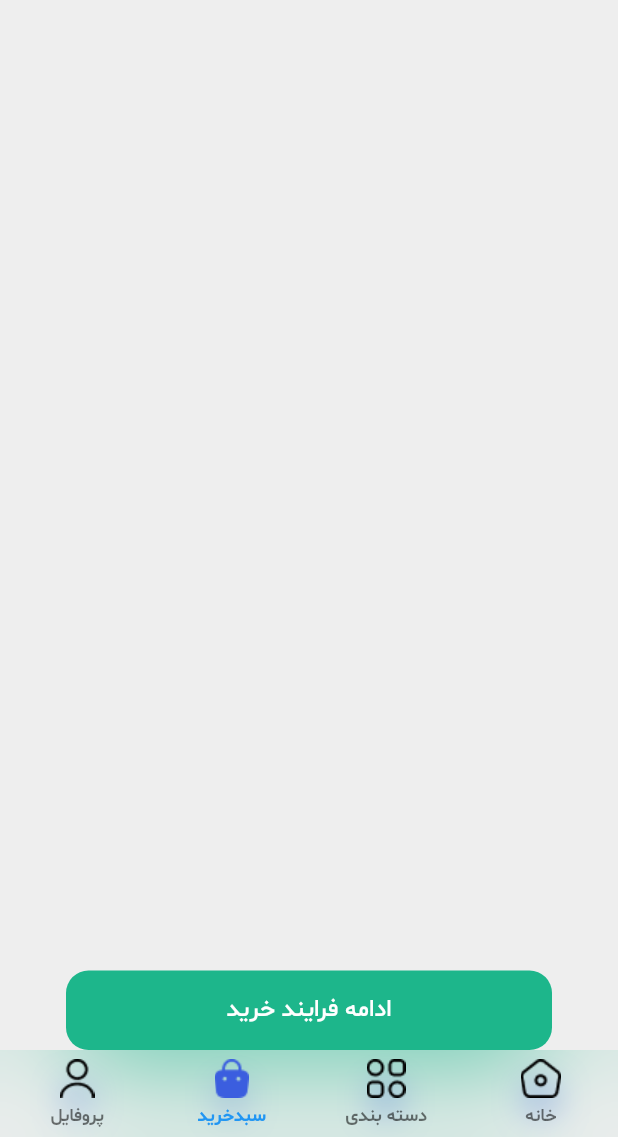
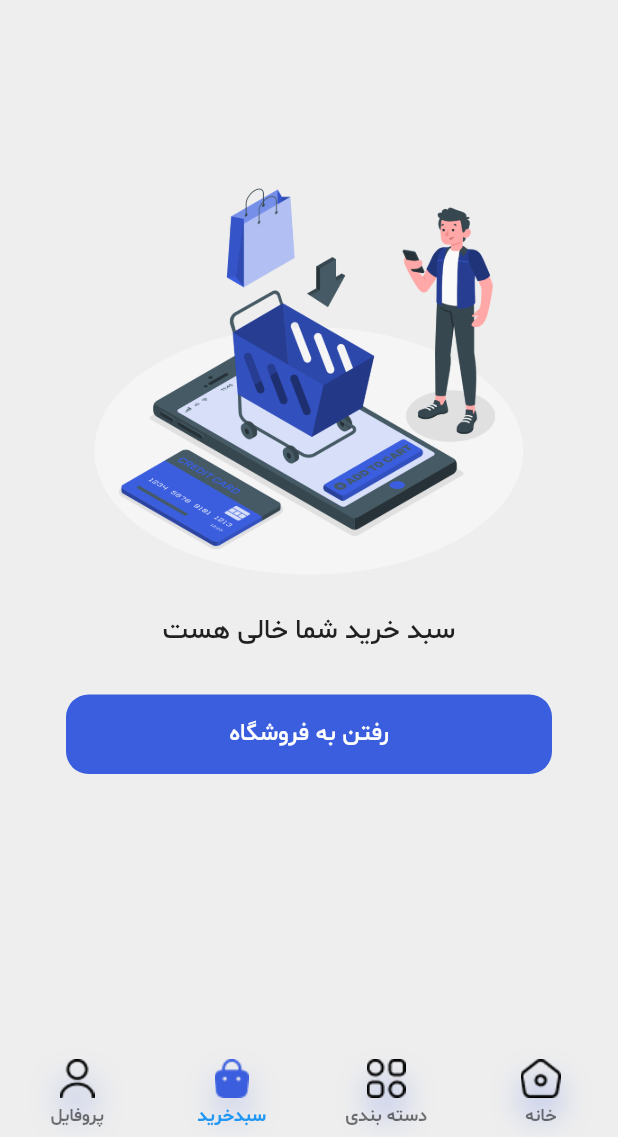
Before and after one commit to alirezashahabb/appleshop, a Flutter app: the screen it shows after launch, item 2 of the bottom bar chosen, on a phone screen of 412 x 824 dp, the part 99-1236 px from its top. Run offline on Flutter 3.47's test engine with Material 2 defaults, Android fonts, the phone set to English and light mode, and no system bars; our stand-ins replace bloc, cached_network_image, dartz, dio, dotted_line, equatable and 6 more; accounts and stored records are empty; network calls fail.

Commit message:
add empty cart

```diff
--- a/lib/bloc/Cart/cart_bloc.dart
+++ b/lib/bloc/Cart/cart_bloc.dart
@@ -13,7 +13,10 @@ class CartBloc extends Bloc<CartEvent, CartState> {
   CartBloc() : super(CartInitial()) {
     on<CartRequestDataEvent>((event, emit) async {
       var repsonce = await _basketrepositroy.getAllBasketItem();
-      emit(CartFeatchHiveState(repsonce));
+      var finalPrice = await _basketrepositroy.getBasketFinalPrice();
+      emit(
+        CartFeatchHiveState(repsonce, finalPrice),
+      );
     });
   }
 }
--- a/lib/bloc/Cart/cart_state.dart
+++ b/lib/bloc/Cart/cart_state.dart
@@ -8,6 +8,7 @@ class CartInitial extends CartState {}
 
 class CartFeatchHiveState extends CartState {
   final Either<String, List<BasketItem>> basketItems;
+  final int finalBasketPrice;
 
-  const CartFeatchHiveState(this.basketItems);
+  const CartFeatchHiveState(this.basketItems, this.finalBasketPrice);
 }
--- a/lib/data/datasource/basket_item_dataSource.dart
+++ b/lib/data/datasource/basket_item_dataSource.dart
@@ -4,6 +4,7 @@ import 'package:hive_flutter/hive_flutter.dart';
 abstract class IBasketDataSorce {
   Future<void> addProduct(BasketItem addItem);
   Future<List<BasketItem>> addBasket();
+  Future<int> getBasketFinalPrice();
 }
 
 class BaskteILocalDataSorce extends IBasketDataSorce {
@@ -18,4 +19,12 @@ class BaskteILocalDataSorce extends IBasketDataSorce {
   Future<List<BasketItem>> addBasket() async {
     return box.values.toList();
   }
+
+  @override
+  Future<int> getBasketFinalPrice() async {
+    var price = box.values.toList();
+    var finalPrice = price.fold(
+        0, (previousValue, element) => previousValue + element.realPrice!);
+    return finalPrice;
+  }
 }
--- a/lib/data/repositroy/basket_item_repository.dart
+++ b/lib/data/repositroy/basket_item_repository.dart
@@ -7,6 +7,7 @@ import 'package:dartz/dartz.dart';
 abstract class IBasketRepository {
   Future<Either<String, String>> addProductToBasket(BasketItem basketItem);
   Future<Either<String, List<BasketItem>>> getAllBasketItem();
+  Future<int> getBasketFinalPrice();
 }
 
 class BasketRepository extends IBasketRepository {
@@ -31,4 +32,9 @@ class BasketRepository extends IBasketRepository {
       return Left(e.message ?? 'خطا نا مشخص');
     }
   }
+
+  @override
+  Future<int> getBasketFinalPrice() async {
+    return basketDataSorce.getBasketFinalPrice();
+  }
 }
--- a/lib/screens/cart_screen.dart
+++ b/lib/screens/cart_screen.dart
@@ -3,6 +3,7 @@ import 'package:appleshop1/common/cached_image_network.dart';
 import 'package:appleshop1/common/color.dart';
 import 'package:appleshop1/common/extions_string.dart';
 import 'package:appleshop1/data/model/cart_item.dart';
+import 'package:appleshop1/screens/root_screens.dart';
 import 'package:dotted_line/dotted_line.dart';
 import 'package:flutter/material.dart';
 import 'package:flutter_bloc/flutter_bloc.dart';
@@ -72,24 +73,79 @@ class CartScreen extends StatelessWidget {
                   )
                 ],
               ),
-              Container(
+              if (state is CartFeatchHiveState) ...{
+                state.finalBasketPrice == 0
+                    ? Column(
+                        mainAxisAlignment: MainAxisAlignment.center,
+                        children: [
+                          Image.asset(
+                            'assets/images/Add.png',
+                            width: 300,
+                            height: 300,
+                          ),
+                          const SizedBox(
+                            height: 10,
+                          ),
+                          const Text(
+                            'سبد خرید شما خالی هست',
+                            style: TextStyle(
+                              fontFamily: 'Sm',
+                              fontSize: 18,
+                            ),
+                          ),
+                          const SizedBox(
+                            height: 10,
+                          ),
+                          GestureDetector(
+                            onTap: () {
+                              Navigator.of(context).push(
+                                MaterialPageRoute(
+                                  builder: (context) => const RootScreens(),
+                                ),
+                              );
+                            },
+                            child: Container(
                               alignment: Alignment.center,
-                margin: const EdgeInsets.symmetric(horizontal: 44),
+                              margin: const EdgeInsets.symmetric(
+                                  horizontal: 44, vertical: 20),
+                              height: 53,
+                              width: MediaQuery.of(context).size.width,
+                              decoration: BoxDecoration(
+                                color: CustomColors.mainColor,
+                                borderRadius: BorderRadius.circular(15),
+                              ),
+                              child: const Text(
+                                'رفتن به فروشگاه',
+                                style: TextStyle(
+                                  fontFamily: 'Sm',
+                                  fontSize: 16,
+                                  color: Colors.white,
+                                ),
+                              ),
+                            ),
+                          )
+                        ],
+                      )
+                    : Container(
+                        alignment: Alignment.center,
+                        margin: const EdgeInsets.symmetric(
+                            horizontal: 44, vertical: 20),
                         height: 53,
                         width: MediaQuery.of(context).size.width,
                         decoration: BoxDecoration(
                           color: CustomColors.greenColor,
                           borderRadius: BorderRadius.circular(15),
                         ),
-                child: const Text(
-                  'ادامه فرایند خرید',
-                  style: TextStyle(
+                        child: Text(
+                          '${state.finalBasketPrice}',
+                          style: const TextStyle(
                             fontFamily: 'Sm',
                             fontSize: 16,
                             color: Colors.white,
                           ),
                         ),
                       )
+              }
             ],
           );
         },
```
Also changed, not shown: assets/images/Add.png (added). Lines whose indentation alone changed are shown as unchanged.
